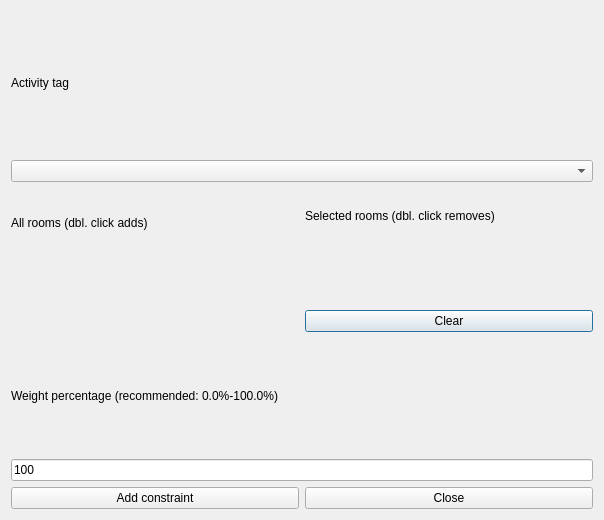
The window that src/interface/addconstraintactivitytagpreferredroomsform_template.ui (janLo/FET) describes before a commit, drawn with Qt 5.
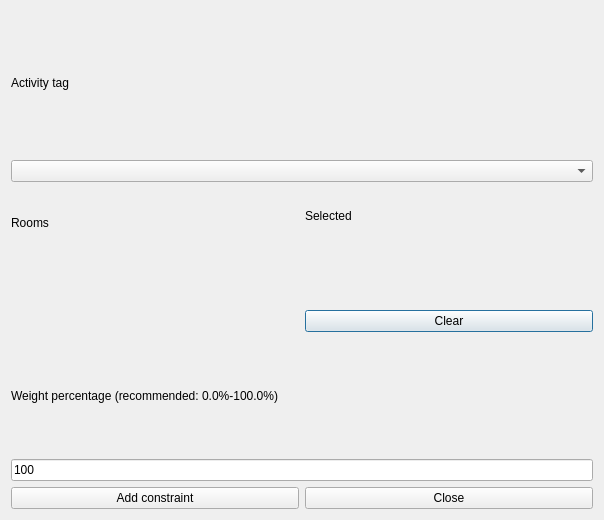
The same window after the commit. Custom widgets are drawn as their Qt base class.

```diff
--- a/src/interface/addconstraintactivitytagpreferredroomsform_template.ui
+++ b/src/interface/addconstraintactivitytagpreferredroomsform_template.ui
@@ -38,7 +38,7 @@
         <enum>QFrame::Plain</enum>
        </property>
        <property name="text">
-        <string>All rooms (dbl. click adds)</string>
+        <string>Rooms</string>
        </property>
        <property name="wordWrap">
         <bool>false</bool>
@@ -67,7 +67,7 @@
         <enum>QFrame::Plain</enum>
        </property>
        <property name="text">
-        <string>Selected rooms (dbl. click removes)</string>
+        <string comment="It refers to a list of selected activities">Selected</string>
        </property>
        <property name="wordWrap">
         <bool>false</bool>
```
